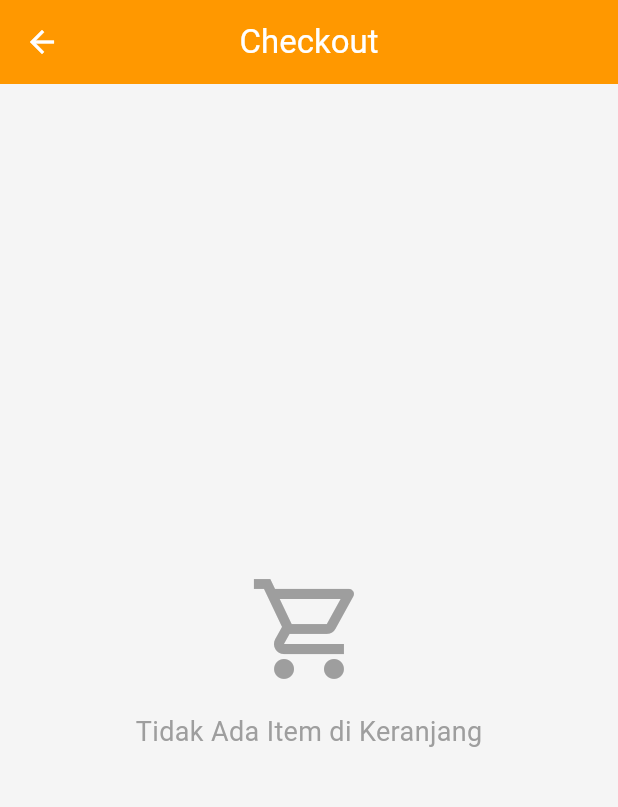
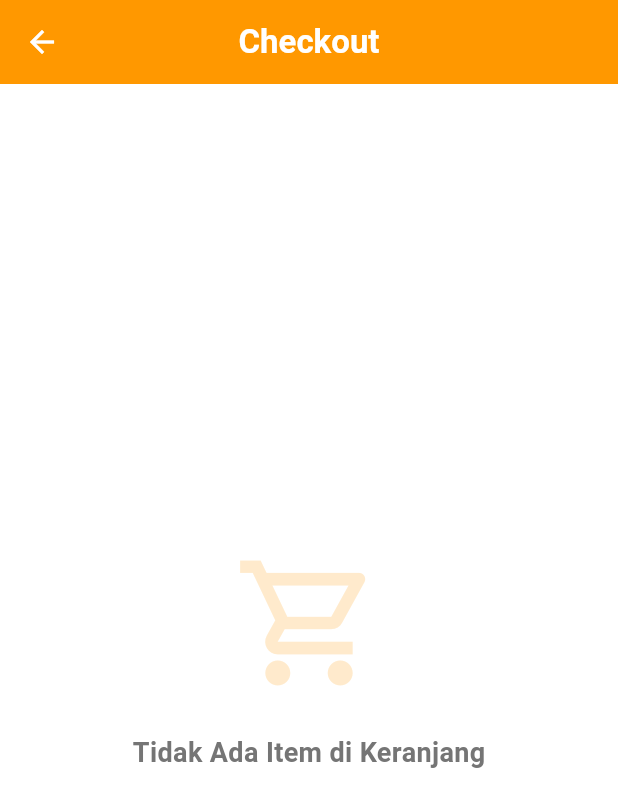
Before and after one commit to ZEINadli/buah_uts_1123150028, a Flutter app: the CheckoutPage screen opened directly, on a phone screen of 412 x 824 dp. Shown: the top 807 px of the screen. Run offline on Flutter 3.47's test engine with Material 3 defaults, Android fonts, the phone set to English and light mode, and no system bars; our stand-ins replace dio, email_validator, equatable, firebase_auth, firebase_core, flutter_secure_storage and 2 more; accounts and stored records are empty.

Commit message:
style: redesign halaman checkout dengan tema orange

```diff
--- a/lib/features/cart/presentation/pages/checkout_page.dart
+++ b/lib/features/cart/presentation/pages/checkout_page.dart
@@ -1,3 +1,4 @@
+import 'package:buah_uts_1123150028/core/constants/app_colors.dart';
 import 'package:flutter/material.dart';
 import 'package:provider/provider.dart';
 import '../providers/cart_provider.dart';
@@ -49,10 +50,16 @@ class _CheckoutPageState extends State<CheckoutPage> {
         return true;
       },
       child: Scaffold(
+        backgroundColor: Colors.white,
         appBar: AppBar(
-          title: const Text('Checkout'),
+          title: const Text(
+            'Checkout',
+            style: TextStyle(fontWeight: FontWeight.bold, color: Colors.white),
+          ),
           centerTitle: true,
-          automaticallyImplyLeading: !_isProcessing,
+          backgroundColor: AppColors.primary,
+          elevation: 0,
+          leading: _isProcessing ? Container() : const BackButton(color: Colors.white),
         ),
         body: Consumer<CartProvider>(
           builder: (context, cartProvider, _) {
@@ -61,11 +68,18 @@ class _CheckoutPageState extends State<CheckoutPage> {
                 child: Column(
                   mainAxisAlignment: MainAxisAlignment.center,
                   children: [
-                    Icon(Icons.shopping_cart_outlined, size: 80, color: Colors.grey),
-                    const SizedBox(height: 16),
+                    Icon(Icons.shopping_cart_outlined,
+                      size: 100,
+                      color: AppColors.primary.withOpacity(0.2)
+                    ),
+                    const SizedBox(height: 24),
                     const Text(
                       'Tidak Ada Item di Keranjang',
-                      style: TextStyle(fontSize: 18, color: Colors.grey),
+                      style: TextStyle(
+                        fontSize: 18,
+                        fontWeight: FontWeight.bold,
+                        color: AppColors.textSecondary
+                      ),
                     ),
                   ],
                 ),
@@ -76,53 +90,94 @@ class _CheckoutPageState extends State<CheckoutPage> {
               children: [
                 Column(
                   children: [
-                    // Header Checkout Info
+                    // Order Summary Header
                     Container(
-                      padding: const EdgeInsets.all(16),
-                      color: Colors.blue[50],
+                      padding: const EdgeInsets.all(24),
+                      decoration: BoxDecoration(
+                        color: AppColors.primary.withOpacity(0.05),
+                        borderRadius: const BorderRadius.vertical(
+                          bottom: Radius.circular(32),
+                        ),
+                      ),
                       child: Column(
                         crossAxisAlignment: CrossAxisAlignment.start,
                         children: [
-                          const Text(
+                          const Row(
+                            children: [
+                              Icon(Icons.receipt_long_outlined, color: AppColors.primary),
+                              SizedBox(width: 8),
+                              Text(
                                 'Ringkasan Pesanan',
-                            style: TextStyle(fontSize: 18, fontWeight: FontWeight.bold),
+                                style: TextStyle(
+                                  fontSize: 18,
+                                  fontWeight: FontWeight.bold,
+                                  color: AppColors.textPrimary,
                                 ),
-                          const SizedBox(height: 12),
+                              ),
+                            ],
+                          ),
+                          const SizedBox(height: 16),
                           Row(
                             mainAxisAlignment: MainAxisAlignment.spaceBetween,
                             children: [
-                              Text('Total Item: ${cartProvider.itemCount}'),
+                              Text(
+                                'Total Item',
+                                style: TextStyle(color: AppColors.textSecondary),
+                              ),
+                              Text(
+                                '${cartProvider.itemCount}',
+                                style: const TextStyle(fontWeight: FontWeight.bold),
+                              ),
+                            ],
+                          ),
+                          const SizedBox(height: 8),
+                          Row(
+                            mainAxisAlignment: MainAxisAlignment.spaceBetween,
+                            children: [
+                              Text(
+                                'Subtotal',
+                                style: TextStyle(color: AppColors.textSecondary),
+                              ),
                               Text(
                                 'Rp ${cartProvider.totalPrice.toStringAsFixed(0)}',
-                                style: const TextStyle(fontWeight: FontWeight.bold),
+                                style: const TextStyle(
+                                  fontWeight: FontWeight.bold,
+                                  color: AppColors.primary,
+                                ),
                               ),
                             ],
                           ),
                         ],
                       ),
                     ),
+
                     // Item List
                     Expanded(
                       child: ListView.builder(
+                        padding: const EdgeInsets.all(16),
                         itemCount: cartProvider.items.length,
                         itemBuilder: (context, index) {
                           final item = cartProvider.items[index];
-                          return Card(
-                            margin: const EdgeInsets.symmetric(horizontal: 16, vertical: 8),
-                            child: Padding(
+                          return Container(
+                            margin: const EdgeInsets.only(bottom: 12),
                             padding: const EdgeInsets.all(12),
+                            decoration: BoxDecoration(
+                              color: Colors.white,
+                              borderRadius: BorderRadius.circular(16),
+                              border: Border.all(color: AppColors.divider.withOpacity(0.5)),
+                            ),
                             child: Row(
                               children: [
-                                  Container(
-                                    width: 60,
-                                    height: 60,
-                                    decoration: BoxDecoration(
-                                      color: Colors.grey[300],
+                                ClipRRect(
                                   borderRadius: BorderRadius.circular(8),
-                                    ),
+                                  child: Container(
+                                    width: 50,
+                                    height: 50,
+                                    color: AppColors.primary.withOpacity(0.05),
                                     child: item.imageUrl != null
                                         ? Image.network(item.imageUrl!, fit: BoxFit.cover)
-                                        : const Icon(Icons.image, color: Colors.grey),
+                                        : const Icon(Icons.apple, color: AppColors.primary),
+                                  ),
                                 ),
                                 const SizedBox(width: 12),
                                 Expanded(
@@ -136,43 +191,54 @@ class _CheckoutPageState extends State<CheckoutPage> {
                                           fontWeight: FontWeight.bold,
                                         ),
                                       ),
-                                        const SizedBox(height: 4),
                                       Text(
-                                          'Qty: ${item.quantity} x Rp ${item.price.toStringAsFixed(0)}',
-                                          style: TextStyle(fontSize: 12, color: Colors.grey[600]),
+                                        '${item.quantity}x Rp ${item.price.toStringAsFixed(0)}',
+                                        style: TextStyle(
+                                          fontSize: 12,
+                                          color: AppColors.textSecondary,
+                                        ),
                                       ),
                                     ],
                                   ),
                                 ),
                                 Text(
-                                    'Rp ${item.totalPrice.toStringAsFixed(0)}',
+                                  'Rp ${(item.price * item.quantity).toStringAsFixed(0)}',
                                   style: const TextStyle(
                                     fontSize: 14,
                                     fontWeight: FontWeight.bold,
+                                    color: AppColors.textPrimary,
                                   ),
                                 ),
                               ],
-                              ),
                             ),
                           );
                         },
                       ),
                     ),
-                    // Total & Checkout Button
+
+                    // Bottom Section
                     Container(
-                      padding: const EdgeInsets.all(16),
+                      padding: const EdgeInsets.all(24),
                       decoration: BoxDecoration(
-                        color: Colors.grey[100],
-                        border: Border(top: BorderSide(color: Colors.grey[300]!)),
+                        color: Colors.white,
+                        borderRadius: const BorderRadius.vertical(top: Radius.circular(32)),
+                        boxShadow: [
+                          BoxShadow(
+                            color: Colors.black.withOpacity(0.05),
+                            blurRadius: 20,
+                            offset: const Offset(0, -5),
                           ),
+                        ],
+                      ),
+                      child: SafeArea(
                         child: Column(
-                        crossAxisAlignment: CrossAxisAlignment.stretch,
+                          mainAxisSize: MainAxisSize.min,
                           children: [
                             Row(
                               mainAxisAlignment: MainAxisAlignment.spaceBetween,
                               children: [
                                 const Text(
-                                'Total Harga:',
+                                  'Total Pembayaran',
                                   style: TextStyle(
                                     fontSize: 16,
                                     fontWeight: FontWeight.bold,
@@ -181,19 +247,28 @@ class _CheckoutPageState extends State<CheckoutPage> {
                                 Text(
                                   'Rp ${cartProvider.totalPrice.toStringAsFixed(0)}',
                                   style: const TextStyle(
-                                  fontSize: 16,
+                                    fontSize: 20,
                                     fontWeight: FontWeight.bold,
-                                  color: Colors.green,
+                                    color: AppColors.primary,
                                   ),
                                 ),
                               ],
                             ),
-                          const SizedBox(height: 12),
-                          ElevatedButton(
+                            const SizedBox(height: 20),
+                            SizedBox(
+                              width: double.infinity,
+                              height: 56,
+                              child: ElevatedButton(
                                 onPressed: _isProcessing ? null : _processCheckout,
                                 style: ElevatedButton.styleFrom(
-                              backgroundColor: Colors.green,
-                              padding: const EdgeInsets.symmetric(vertical: 16),
+                                  backgroundColor: AppColors.primary,
+                                  foregroundColor: Colors.white,
+                                  disabledBackgroundColor: AppColors.primary.withOpacity(0.5),
+                                  shape: RoundedRectangleBorder(
+                                    borderRadius: BorderRadius.circular(16),
+                                  ),
+                                  shadowColor: AppColors.primary.withOpacity(0.3),
+                                  elevation: 8,
                                 ),
                                 child: _isProcessing
                                     ? const SizedBox(
@@ -205,14 +280,39 @@ class _CheckoutPageState extends State<CheckoutPage> {
                                         ),
                                       )
                                     : const Text(
-                                    'Checkout',
-                                    style: TextStyle(fontSize: 16, color: Colors.white),
+                                        'Konfirmasi & Bayar',
+                                        style: TextStyle(
+                                          fontSize: 16,
+                                          fontWeight: FontWeight.bold,
+                                        ),
+                                      ),
                               ),
                             ),
                           ],
                         ),
                       ),
+                    ),
                   ],
+                ),
+                if (_isProcessing)
+                  Container(
+                    color: Colors.white.withOpacity(0.8),
+                    child: const Center(
+                      child: Column(
+                        mainAxisAlignment: MainAxisAlignment.center,
+                        children: [
+                          CircularProgressIndicator(color: AppColors.primary),
+                          SizedBox(height: 16),
+                          Text(
+                            'Memproses Pembayaran...',
+                            style: TextStyle(
+                              fontWeight: FontWeight.bold,
+                              color: AppColors.primary,
+                            ),
+                          ),
+                        ],
+                      ),
+                    ),
                   ),
               ],
             );
```
Lines whose indentation alone changed are shown as unchanged.
